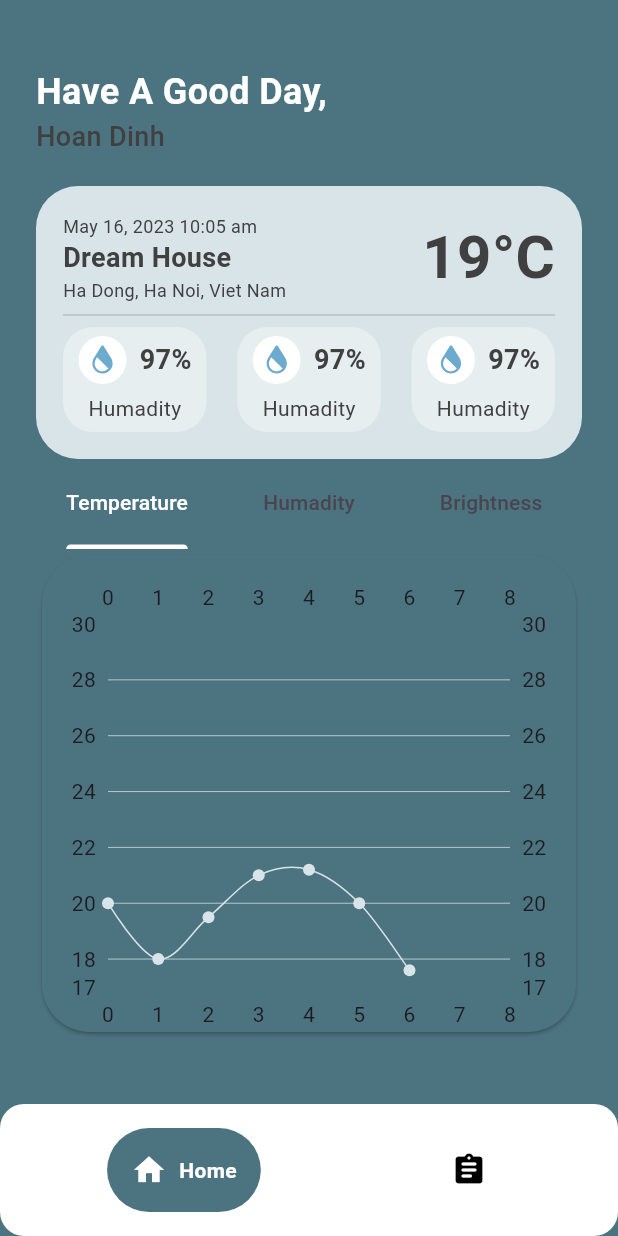
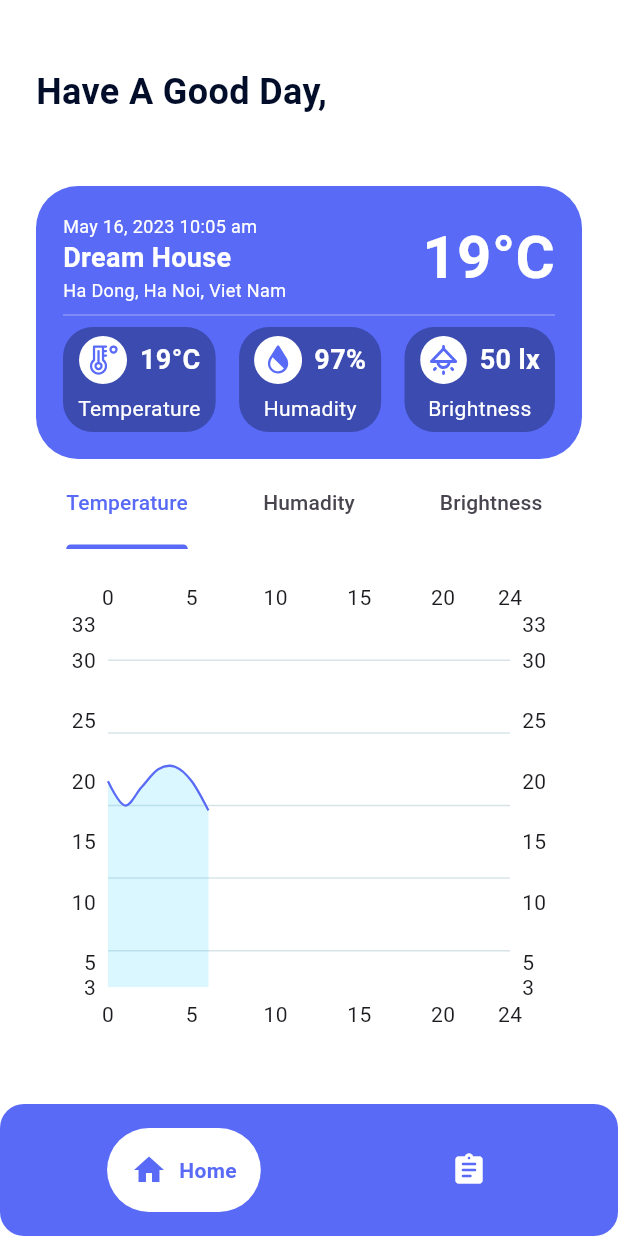
Before and after one commit to h04nd1nh/Mobile-App-Smart-Home, a Flutter app: the BottomTabBar screen opened by its route, on a phone screen of 412 x 824 dp. Run offline on Flutter 3.47's test engine with Material 3 defaults, Android fonts, the phone set to English and light mode, and no system bars; drawn by our look-alikes of fl_chart, google_nav_bar; our stand-ins replace device_preview, flutter_bloc, flutter_svg, go_router, shared_preferences; accounts and stored records are empty.

Commit message:
change layout color

```diff
--- a/lib/pages/bottom_tab_bar.dart
+++ b/lib/pages/bottom_tab_bar.dart
@@ -20,15 +20,16 @@ class _BottomTabBar extends State<BottomTabBar> {
       bottomNavigationBar: Container(
         decoration: const BoxDecoration(
           borderRadius: BorderRadius.all(Radius.circular(16)),
-          color: Color(0xFFFFFFFF),
+          color: Color(0xFF586AF6),
         ),
         child: Padding(
           padding: const EdgeInsets.symmetric(horizontal: 16, vertical: 16),
           child: GNav(
             mainAxisAlignment: MainAxisAlignment.spaceAround,
-            backgroundColor: const Color(0xFFFFFFFF),
-            tabBackgroundColor: const Color(0xFF4C7380),
-            activeColor: const Color(0xFFFFFFFF),
+            backgroundColor: const Color(0xFF586AF6),
+            tabBackgroundColor: const Color(0xFFFFFFFF),
+            color: const Color(0xFFFFFFFF),
+            activeColor: const Color(0xFF586AF6),
             padding: const EdgeInsets.all(16),
             gap: 8,
             onTabChange: (index) => {
--- a/lib/pages/home_page/home_page.dart
+++ b/lib/pages/home_page/home_page.dart
@@ -40,7 +40,7 @@ class _HomePage extends State<HomePage> with SingleTickerProviderStateMixin {
                   style: TextStyle(
                     fontSize: 24,
                     fontWeight: FontWeight.w600,
-                    color: Color(0xFFFFFFFF),
+                    color: Color(0xFF020D29),
                   ),
                 ),
               ),
@@ -51,7 +51,7 @@ class _HomePage extends State<HomePage> with SingleTickerProviderStateMixin {
                   style: TextStyle(
                     fontSize: 18,
                     fontWeight: FontWeight.w500,
-                    color: Color(0xFF404040),
+                    color: Color(0xFFFFFFFF),
                   ),
                 ),
               ),
@@ -59,7 +59,7 @@ class _HomePage extends State<HomePage> with SingleTickerProviderStateMixin {
               Container(
                 decoration: BoxDecoration(
                   borderRadius: BorderRadius.circular(28),
-                  color: const Color(0xFFD8E4E8),
+                  color: const Color(0xFF586AF6),
                 ),
                 padding: const EdgeInsets.all(18),
                 alignment: Alignment.center,
@@ -75,7 +75,7 @@ class _HomePage extends State<HomePage> with SingleTickerProviderStateMixin {
                               style: TextStyle(
                                 fontSize: 12,
                                 fontWeight: FontWeight.w400,
-                                color: Color(0xFF404040),
+                                color: Color(0xFFFFFFFF),
                               ),
                             ),
                             Text(
@@ -83,7 +83,7 @@ class _HomePage extends State<HomePage> with SingleTickerProviderStateMixin {
                               style: TextStyle(
                                 fontSize: 18,
                                 fontWeight: FontWeight.w600,
-                                color: Color(0xFF404040),
+                                color: Color(0xFFFFFFFF),
                               ),
                             ),
                             Text(
@@ -91,7 +91,7 @@ class _HomePage extends State<HomePage> with SingleTickerProviderStateMixin {
                               style: TextStyle(
                                 fontSize: 12,
                                 fontWeight: FontWeight.w400,
-                                color: Color(0xFF404040),
+                                color: Color(0xFFFFFFFF),
                               ),
                             ),
                           ],
@@ -102,14 +102,14 @@ class _HomePage extends State<HomePage> with SingleTickerProviderStateMixin {
                           style: TextStyle(
                             fontSize: 40,
                             fontWeight: FontWeight.w600,
-                            color: Color(0xFF404040),
+                            color: Color(0xFFFFFFFF),
                           ),
                         ),
                       ],
                     ),
                     const Divider(
                       thickness: 0.3,
-                      color: Color(0xFF4C7380),
+                      color: Color(0xFFFFFFFF),
                     ),
                     Row(
                       mainAxisAlignment: MainAxisAlignment.spaceBetween,
@@ -118,7 +118,41 @@ class _HomePage extends State<HomePage> with SingleTickerProviderStateMixin {
                           padding: const EdgeInsets.fromLTRB(10, 6, 10, 6),
                           decoration: BoxDecoration(
                               borderRadius: BorderRadius.circular(20),
-                              color: const Color.fromARGB(90, 255, 255, 255)),
+                              color: const Color.fromARGB(90, 8, 17, 44)),
+                          child: Column(
+                            children: [
+                              Row(
+                                children: [
+                                  SvgPicture.asset(
+                                      "assets/svg/temperature.svg"),
+                                  const SizedBox(width: 8),
+                                  const Text(
+                                    '19°C',
+                                    style: TextStyle(
+                                      fontSize: 18,
+                                      fontWeight: FontWeight.w600,
+                                      color: Color(0xFFFFFFFF),
+                                    ),
+                                  ),
+                                ],
+                              ),
+                              const SizedBox(height: 6),
+                              const Text(
+                                'Temperature',
+                                style: TextStyle(
+                                  fontSize: 14,
+                                  fontWeight: FontWeight.w400,
+                                  color: Color(0xFFFFFFFF),
+                                ),
+                              ),
+                            ],
+                          ),
+                        ),
+                        Container(
+                          padding: const EdgeInsets.fromLTRB(10, 6, 10, 6),
+                          decoration: BoxDecoration(
+                              borderRadius: BorderRadius.circular(20),
+                              color: const Color.fromARGB(90, 8, 17, 44)),
                           child: Column(
                             children: [
                               Row(
@@ -130,7 +164,7 @@ class _HomePage extends State<HomePage> with SingleTickerProviderStateMixin {
                                     style: TextStyle(
                                       fontSize: 18,
                                       fontWeight: FontWeight.w600,
-                                      color: Color(0xFF404040),
+                                      color: Color(0xFFFFFFFF),
                                     ),
                                   ),
                                 ],
@@ -141,7 +175,7 @@ class _HomePage extends State<HomePage> with SingleTickerProviderStateMixin {
                                 style: TextStyle(
                                   fontSize: 14,
                                   fontWeight: FontWeight.w400,
-                                  color: Color(0xFF404040),
+                                  color: Color(0xFFFFFFFF),
                                 ),
                               ),
                             ],
@@ -151,63 +185,30 @@ class _HomePage extends State<HomePage> with SingleTickerProviderStateMixin {
                           padding: const EdgeInsets.fromLTRB(10, 6, 10, 6),
                           decoration: BoxDecoration(
                               borderRadius: BorderRadius.circular(20),
-                              color: const Color.fromARGB(90, 255, 255, 255)),
+                              color: const Color.fromARGB(90, 8, 17, 44)),
                           child: Column(
                             children: [
                               Row(
                                 children: [
-                                  SvgPicture.asset("assets/svg/humadity.svg"),
+                                  SvgPicture.asset("assets/svg/brightness.svg"),
                                   const SizedBox(width: 8),
                                   const Text(
-                                    '97%',
+                                    '50 lx',
                                     style: TextStyle(
                                       fontSize: 18,
                                       fontWeight: FontWeight.w600,
-                                      color: Color(0xFF404040),
+                                      color: Color(0xFFFFFFFF),
                                     ),
                                   ),
                                 ],
                               ),
                               const SizedBox(height: 6),
                               const Text(
-                                'Humadity',
+                                'Brightness',
                                 style: TextStyle(
                                   fontSize: 14,
                                   fontWeight: FontWeight.w400,
-                                  color: Color(0xFF404040),
-                                ),
-                              ),
-                            ],
-                          ),
-                        ),
-                        Container(
-                          padding: const EdgeInsets.fromLTRB(10, 6, 10, 6),
-                          decoration: BoxDecoration(
-                              borderRadius: BorderRadius.circular(20),
-                              color: const Color.fromARGB(90, 255, 255, 255)),
-                          child: Column(
-                            children: [
-                              Row(
-                                children: [
-                                  SvgPicture.asset("assets/svg/humadity.svg"),
-                                  const SizedBox(width: 8),
-                                  const Text(
-                                    '97%',
-                                    style: TextStyle(
-                                      fontSize: 18,
-                                      fontWeight: FontWeight.w600,
-                                      color: Color(0xFF404040),
-                                    ),
-                                  ),
-                                ],
-                              ),
-                              const SizedBox(height: 6),
-                              const Text(
-                                'Humadity',
-                                style: TextStyle(
-                                  fontSize: 14,
-                                  fontWeight: FontWeight.w400,
-                                  color: Color(0xFF404040),
+                                  color: Color(0xFFFFFFFF),
                                 ),
                               ),
                             ],
@@ -223,9 +224,9 @@ class _HomePage extends State<HomePage> with SingleTickerProviderStateMixin {
               Container(
                 height: 60,
                 child: TabBar(
-                  indicatorColor: const Color(0xFFFFFFFF),
+                  indicatorColor: const Color(0xFF586AF6),
                   dividerColor: Colors.transparent,
-                  labelColor: const Color(0xFFFFFFFF),
+                  labelColor: const Color(0xFF586AF6),
                   controller: _tabController,
                   tabs: [
                     Tab(text: 'Temperature'),
--- a/lib/pages/home_page/line_chart.dart
+++ b/lib/pages/home_page/line_chart.dart
@@ -8,7 +8,8 @@ class LineChartPage extends StatelessWidget {
         shape: RoundedRectangleBorder(
           borderRadius: BorderRadius.circular(32),
         ),
-        color: const Color(0xFF4C7380),
+        color: const Color(0xFFFFFFFF),
+        shadowColor: Colors.transparent,
         child: Padding(
           padding: const EdgeInsets.only(top: 16),
           child: LineChartWidget(),
--- a/lib/themes/background_theme.dart
+++ b/lib/themes/background_theme.dart
@@ -3,4 +3,4 @@
 import 'package:flutter/material.dart';
 
 final ThemeData startPageTheme =
-    ThemeData(scaffoldBackgroundColor: const Color(0xFF4C7380));
+    ThemeData(scaffoldBackgroundColor: const Color(0xFFFFFFFF));
--- a/lib/widget/line_chart_widget.dart
+++ b/lib/widget/line_chart_widget.dart
@@ -1,31 +1,42 @@
+import 'package:flutter/foundation.dart';
 import 'package:flutter/material.dart';
 import 'package:fl_chart/fl_chart.dart';
 
 class LineChartWidget extends StatelessWidget {
   LineChartWidget({super.key});
 
+  final List<Color> gradientColors = [
+    const Color(0xFF50E4FF),
+    const Color(0xFF2196F3),
+  ];
+
   @override
   Widget build(BuildContext context) => LineChart(
         LineChartData(
           backgroundColor: Colors.transparent,
+          // baselineY: 17,
           minX: 0,
-          maxX: 8,
-          minY: 17,
-          maxY: 30,
+          maxX: 24,
+          minY: 3,
+          maxY: 33,
+
           gridData: FlGridData(
             show: true,
             getDrawingHorizontalLine: (value) {
-              return const FlLine(color: Color(0xFFD8E4E8), strokeWidth: 0.5);
+              return const FlLine(color: Color(0xFFD8E4E8), strokeWidth: 1);
             },
             drawVerticalLine: false,
-            horizontalInterval: 2,
+            horizontalInterval: 6,
           ),
           borderData: FlBorderData(
             show: false,
           ),
           lineBarsData: [
             LineChartBarData(
-              color: const Color(0xFFD8E4E8),
+              lineChartStepData: const LineChartStepData(
+                stepDirection: 1,
+              ),
+              color: const Color(0xFF586AF6),
               spots: [
                 const FlSpot(0, 20),
                 const FlSpot(1, 18),
@@ -36,7 +47,23 @@ class LineChartWidget extends StatelessWidget {
                 const FlSpot(6, 17.6),
               ],
               isCurved: true,
-              barWidth: 1,
+              barWidth: 1.5,
+              dotData: const FlDotData(
+                show: false,
+              ),
+              belowBarData: BarAreaData(
+                show: true,
+                gradient: LinearGradient(
+                  colors: [
+                    ColorTween(begin: gradientColors[0], end: gradientColors[1])
+                        .lerp(0.2)!
+                        .withOpacity(0.2),
+                    ColorTween(begin: gradientColors[0], end: gradientColors[1])
+                        .lerp(0.2)!
+                        .withOpacity(0.2),
+                  ],
+                ),
+              ),
             ),
           ],
         ),
--- a/pubspec.yaml
+++ b/pubspec.yaml
@@ -63,6 +63,8 @@ flutter:
    - assets/svg/start_page_background.svg
    - assets/img/human_start_page.png
    - assets/svg/humadity.svg
+   - assets/svg/temperature.svg
+   - assets/svg/brightness.svg
   # The following line ensures that the Material Icons font is
   # included with your application, so that you can use the icons in
   # the material Icons class.
```
Also changed, not shown: assets/svg/brightness.svg (added), assets/svg/humadity.svg, assets/svg/temperature.svg (added).
